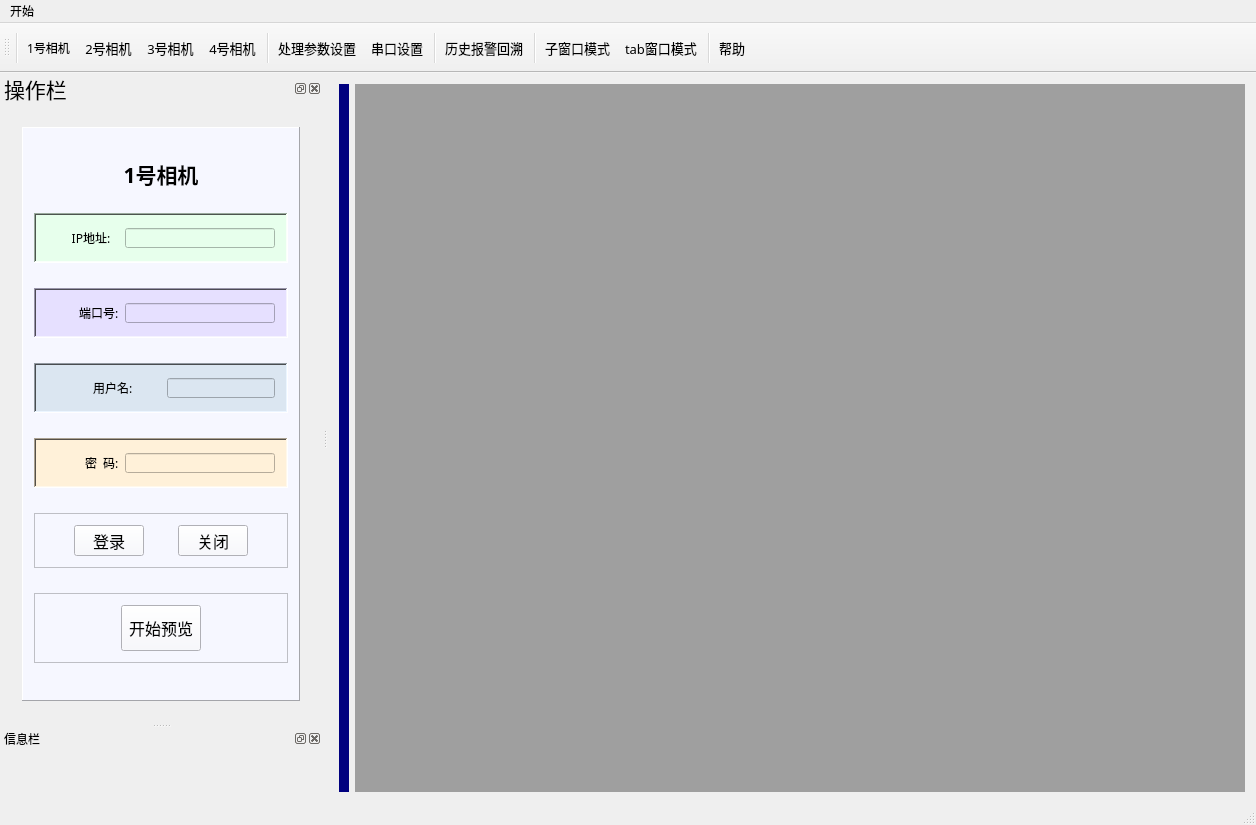
Before: the Qt Designer form Red_Smoke/Red_Smoke.ui in adum-create/Red_Smoke1.1, drawn with Qt 5.
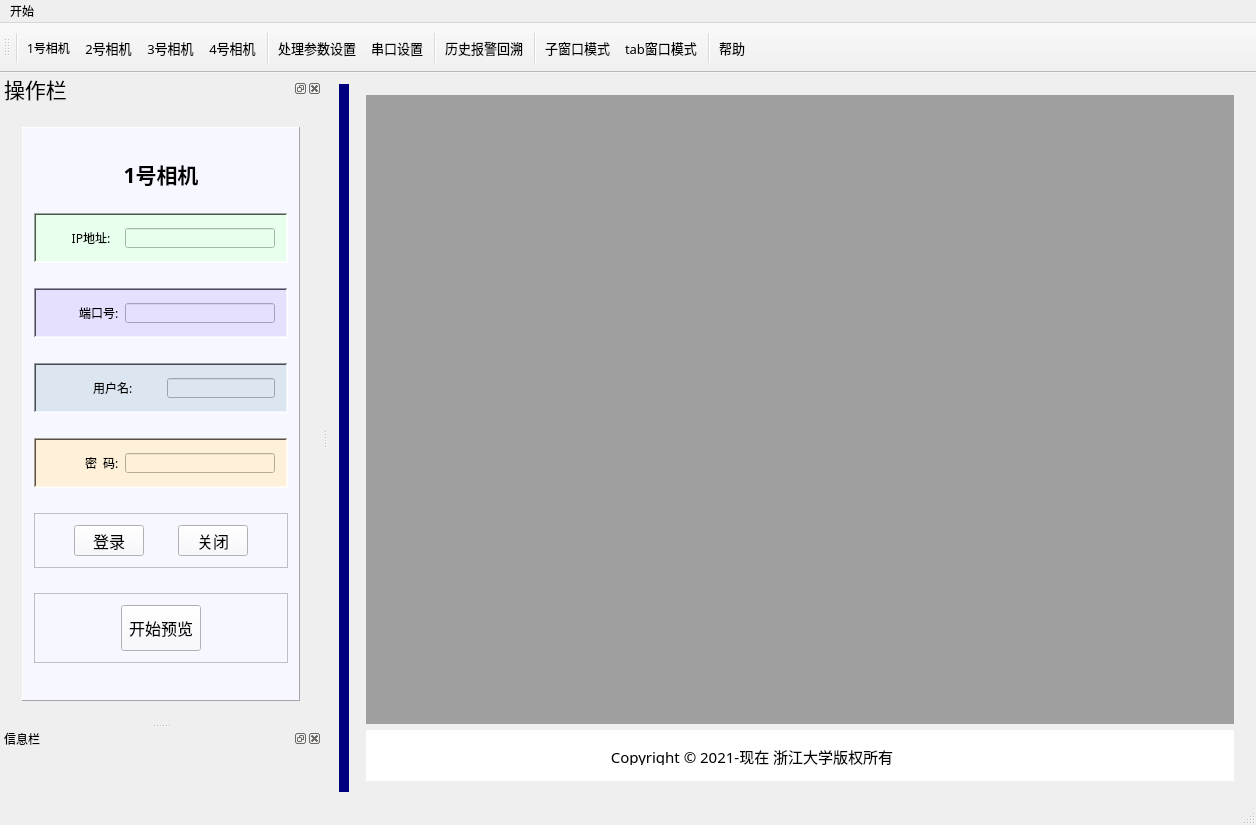
After: the same form once the commit is applied. Icons and pictures are not drawn.

Commit message: 添加浙江大学logo信息

```diff
--- a/Red_Smoke/Red_Smoke.ui
+++ b/Red_Smoke/Red_Smoke.ui
@@ -14,7 +14,7 @@
    <string>Red_Smoke</string>
   </property>
   <widget class="QWidget" name="centralWidget">
-   <layout class="QHBoxLayout" name="horizontalLayout_37">
+   <layout class="QHBoxLayout" name="horizontalLayout_39">
     <item>
      <widget class="QLabel" name="label_52">
       <property name="minimumSize">
@@ -39,13 +39,83 @@
      </widget>
     </item>
     <item>
-     <widget class="QMdiArea" name="mdiArea">
-      <property name="font">
-       <font>
-        <family>Adobe Devanagari</family>
-        <pointsize>10</pointsize>
-       </font>
-      </property>
+     <widget class="QWidget" name="widget_5" native="true">
+      <layout class="QVBoxLayout" name="verticalLayout_4">
+       <item>
+        <widget class="QMdiArea" name="mdiArea">
+         <property name="font">
+          <font>
+           <family>Adobe Devanagari</family>
+           <pointsize>10</pointsize>
+          </font>
+         </property>
+        </widget>
+       </item>
+       <item>
+        <widget class="QWidget" name="widget_6" native="true">
+         <property name="maximumSize">
+          <size>
+           <width>16777215</width>
+           <height>51</height>
+          </size>
+         </property>
+         <property name="styleSheet">
+          <string notr="true">background-color: rgb(255, 255, 255);</string>
+         </property>
+         <layout class="QHBoxLayout" name="horizontalLayout_37">
+          <item>
+           <widget class="QLabel" name="label_53">
+            <property name="minimumSize">
+             <size>
+              <width>0</width>
+              <height>15</height>
+             </size>
+            </property>
+            <property name="maximumSize">
+             <size>
+              <width>16777215</width>
+              <height>20</height>
+             </size>
+            </property>
+            <property name="font">
+             <font>
+              <family>黑体</family>
+             </font>
+            </property>
+            <property name="text">
+             <string>&lt;html&gt;&lt;head/&gt;&lt;body&gt;&lt;p align=&quot;center&quot;&gt;&lt;span style=&quot; font-size:11pt;&quot;&gt;Copyright © 2021-现在 浙江大学版权所有&lt;/span&gt;&lt;/p&gt;&lt;/body&gt;&lt;/html&gt;</string>
+            </property>
+           </widget>
+          </item>
+          <item>
+           <widget class="QLabel" name="label_54">
+            <property name="minimumSize">
+             <size>
+              <width>0</width>
+              <height>33</height>
+             </size>
+            </property>
+            <property name="maximumSize">
+             <size>
+              <width>90</width>
+              <height>16777215</height>
+             </size>
+            </property>
+            <property name="text">
+             <string/>
+            </property>
+            <property name="pixmap">
+             <pixmap resource="RedSmoke.qrc">:/img/img/zju1.jpg</pixmap>
+            </property>
+            <property name="scaledContents">
+             <bool>true</bool>
+            </property>
+           </widget>
+          </item>
+         </layout>
+        </widget>
+       </item>
+      </layout>
      </widget>
     </item>
    </layout>
```
The commit also changes 1 other file.
